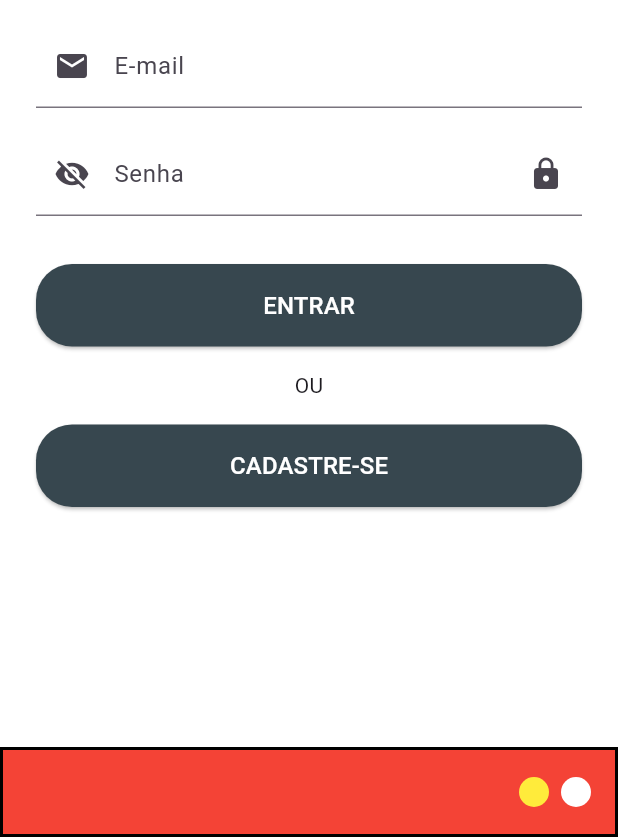
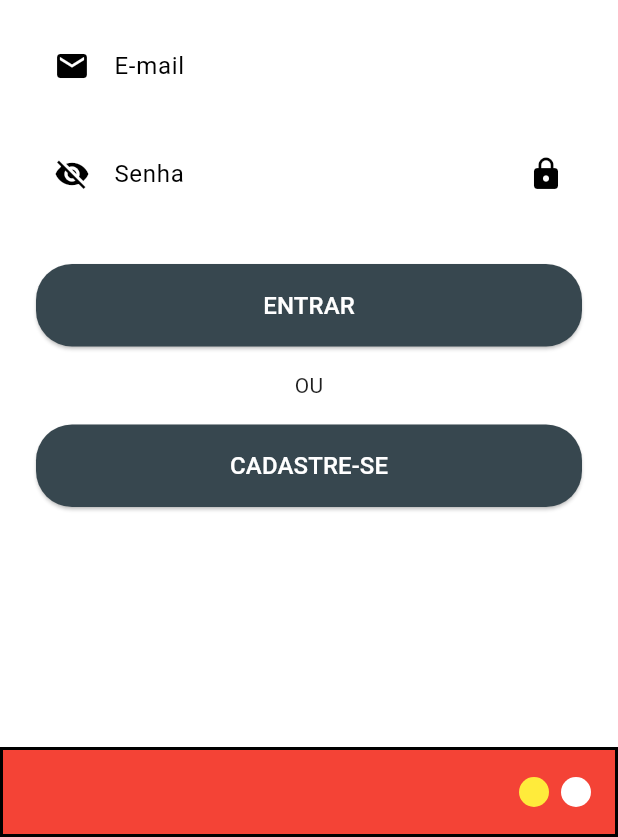
Before and after one commit to ian-veiga/PhoneDex, a Flutter app: the screen it shows after launch, on a phone screen of 412 x 824 dp, the part 399-1236 px from its top. Run offline on Flutter 3.47's test engine with Material 3 defaults, Android fonts, the phone set to English and light mode, and no system bars; our stand-ins replace cloud_firestore, firebase_auth, firebase_core, flutter_map, geolocator, image_picker and 2 more; accounts and stored records are empty.

Commit message:
Padronizacao e melhorias de design

```diff
--- a/lib/main.dart
+++ b/lib/main.dart
@@ -26,9 +26,43 @@
     return MaterialApp(
       title: 'PhoneDex',
       theme: ThemeData(
+      // Paleta de Cores Principal
+      primaryColor: const Color(0xFFCC0000), // Vermelho Pokédex
+      scaffoldBackgroundColor: const Color(0xFFEAEAEA), // Fundo de tela neutro e claro
+      // Cor de destaque para botões e elementos interativos
+      colorScheme: ColorScheme.fromSwatch(
         primarySwatch: Colors.red,
-        scaffoldBackgroundColor: const Color(0xFFD0D0D0),
+      ).copyWith(
+        secondary: const Color(0xFF3B4CCA), // Azul para botões/links
       ),
+
+      // Estilo da AppBar
+      appBarTheme: const AppBarTheme(
+        backgroundColor: Colors.red, // Vermelho Pokédex
+        elevation: 4, // Sombra sutil
+        titleTextStyle: TextStyle(
+          fontFamily: 'Roboto', // Use uma fonte consistente
+          fontSize: 20,
+          fontWeight: FontWeight.bold,
+          color: Colors.white,
+        ),
+        iconTheme: IconThemeData(
+          color: Colors.white, // Ícones brancos na AppBar
+        ),
+      ),
+
+      // Estilo para FloatingActionButtons
+      floatingActionButtonTheme: const FloatingActionButtonThemeData(
+        backgroundColor: Color(0xFF3B4CCA), // Azul
+        foregroundColor: Colors.white,
+      ),
+
+      // Estilo dos Textos
+      textTheme: const TextTheme(
+        bodyMedium: TextStyle(color: Color(0xFF1F1F1F)), // Texto principal escuro
+        headlineLarge: TextStyle(fontWeight: FontWeight.bold),
+      ),
+    ),
       initialRoute: '/',
       routes: {
         '/': (_) => const SplashScreen(),
--- a/lib/screens/map_screen.dart
+++ b/lib/screens/map_screen.dart
@@ -6,6 +6,7 @@
 import 'package:latlong2/latlong.dart';
 import 'package:pphonedex/models/store_model.dart';
 import 'package:pphonedex/services/geoapify_service.dart';
+import 'package:pphonedex/components/bottombar.dart'; // Importa o CustomBottomBar
 
 class MapScreen extends StatefulWidget {
   const MapScreen({Key? key}) : super(key: key);
@@ -16,7 +17,7 @@
 
 class _MapScreenState extends State<MapScreen> {
   // !! Lembre-se de colocar sua chave de API aqui !!
-  final GeoapifyService _geoapifyService = GeoapifyService('6628cac146e048dc98eb4e09fb926399');
+  final GeoapifyService _geoapifyService = GeoapifyService('def9eff045ea40f09344aaa4a905c06a');
 
   LatLng? _currentPosition;
   List<Store> _nearbyStores = [];
@@ -99,6 +100,7 @@
         backgroundColor: Colors.red,
       ),
       body: _buildBody(),
+      bottomNavigationBar: const CustomBottomBar(),
     );
   }
 
@@ -178,5 +180,7 @@
     );
 
     return markers;
+
+
   }
 }
--- a/lib/screens/phone_detail_screen.dart
+++ b/lib/screens/phone_detail_screen.dart
@@ -4,6 +4,7 @@
 import 'package:pphonedex/models/phone_model.dart';
 import 'package:pphonedex/screens/add_phone_screen.dart';
 import 'package:pphonedex/services/phone_service.dart';
+import 'package:pphonedex/components/bottombar.dart';
 
 class PhoneDetailScreen extends StatefulWidget {
   const PhoneDetailScreen({super.key});
@@ -130,7 +131,7 @@
 
     return Scaffold(
       appBar: AppBar(
-        backgroundColor: Colors.grey,
+        backgroundColor: Colors.red,
         title: const Text('📱 Detalhes do Celular'),
         centerTitle: true,
       ),
@@ -168,7 +169,7 @@
                       style: const TextStyle(
                         fontSize: 28,
                         fontWeight: FontWeight.bold,
-                        color: Colors.white,
+                        color: Colors.black,
                       ),
                     ),
                     const SizedBox(height: 16),
@@ -312,6 +313,7 @@
           },
         ),
       ),
+       bottomNavigationBar: const CustomBottomBar(),
     );
   }
 
--- a/lib/services/geoapify_service.dart
+++ b/lib/services/geoapify_service.dart
@@ -12,7 +12,7 @@
   Future<List<Store>> findNearbyStores(double lat, double lon) async {
     // Busca por lojas de celular num raio de 5km (5000 metros)
     final url = Uri.parse(
-        'https://api.geoapify.com/v2/places?categories=adult.casino&filter=circle:$lon,$lat,5000&bias=proximity:$lon,$lat&apiKey=$apiKey');
+        'https://api.geoapify.com/v2/places?categories=commercial.elektronics,commercial.shopping_mall&filter=circle:$lon,$lat,5000&bias=proximity:$lon,$lat&apiKey=$apiKey');
 
     final response = await http.get(url);
 
```
Also changed, not shown: lib/screens/feed_screen.dart (+78 -43 lines), lib/screens/home_screen.dart (+13 -13 lines), lib/screens/profile_screen.dart (+46 -9 lines).
